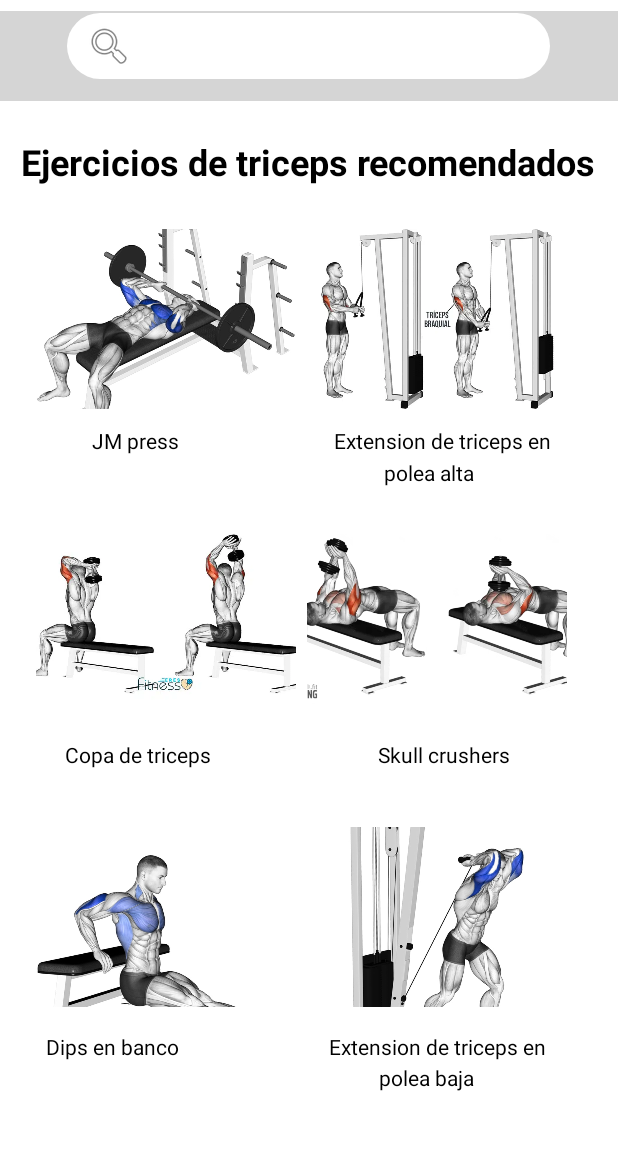
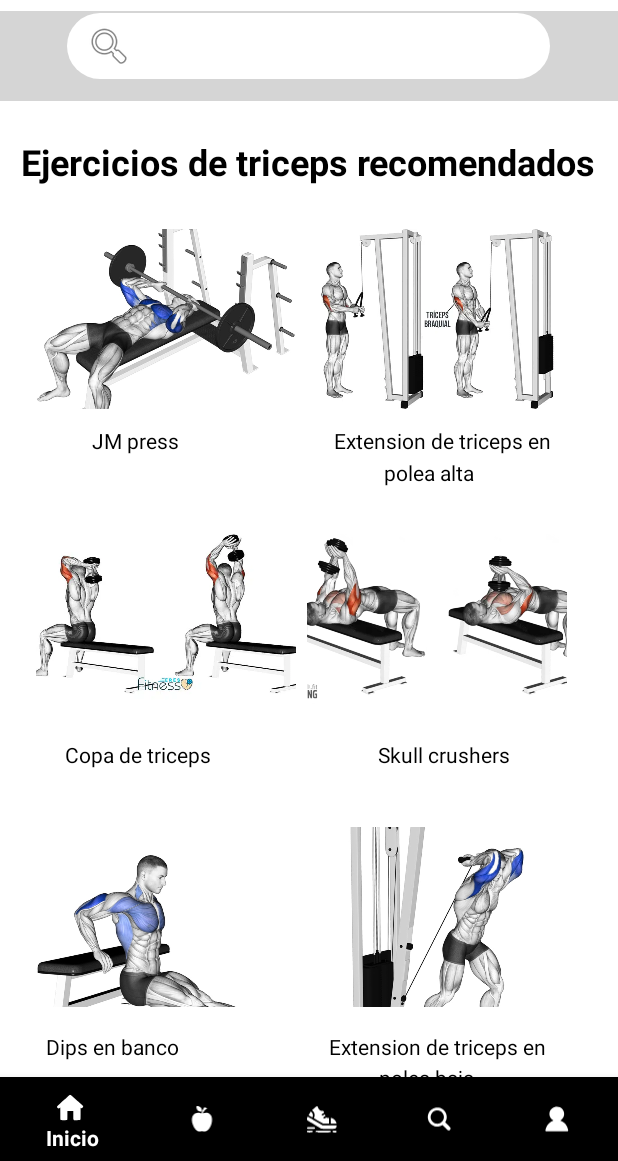
Before and after one commit to naanita3/FitPlanner-E1, an Android app: the PantallaTriceps screen opened directly, with no data from a screen before it, on a phone screen of 412 x 824 dp, the part 75-1236 px from its top. Run offline under Robolectric (Android 15) with nearby library versions, the light colour scheme and no system bars.

Commit message:
biceps y triceps nav bar incluido

```diff
--- a/app/src/main/res/layout/activity_pantalla_triceps.xml
+++ b/app/src/main/res/layout/activity_pantalla_triceps.xml
@@ -75,7 +75,7 @@
         app:layout_constraintVertical_bias="0.075" />
 
     <ImageButton
-        android:id="@+id/tricepsjmpress"
+        android:id="@+id/tricepsjms"
         android:layout_width="173dp"
         android:layout_height="120dp"
         android:background="@color/white"
@@ -89,7 +89,7 @@
         app:srcCompat="@drawable/tricepsjmpress" />
 
     <ImageButton
-        android:id="@+id/tricepspoleabaja"
+        android:id="@+id/tricepspoleabaa"
         android:layout_width="173dp"
         android:layout_height="120dp"
         android:background="@color/white"
@@ -103,7 +103,7 @@
         app:srcCompat="@drawable/tricepspoleabaja" />
 
     <ImageButton
-        android:id="@+id/tricepsskull"
+        android:id="@+id/tricepsskul"
         android:layout_width="173dp"
         android:layout_height="120dp"
         android:background="@color/white"
@@ -117,7 +117,7 @@
         app:srcCompat="@drawable/tricepsskull" />
 
     <ImageButton
-        android:id="@+id/tricepscopa"
+        android:id="@+id/tricepscop"
         android:layout_width="173dp"
         android:layout_height="120dp"
         android:background="@color/white"
@@ -131,7 +131,7 @@
         app:srcCompat="@drawable/tricepscopa" />
 
     <ImageButton
-        android:id="@+id/tricepsdips"
+        android:id="@+id/tricepsdip"
         android:layout_width="173dp"
         android:layout_height="120dp"
         android:background="@color/white"
@@ -145,7 +145,7 @@
         app:srcCompat="@drawable/tricepsdips" />
 
     <ImageButton
-        android:id="@+id/tricepspoleaalte"
+        android:id="@+id/tricepspoleaal"
         android:layout_width="173dp"
         android:layout_height="120dp"
         android:background="@color/white"
@@ -278,6 +278,16 @@
         app:layout_constraintStart_toStartOf="parent"
         app:layout_constraintTop_toTopOf="parent"
         app:layout_constraintVertical_bias="0.415" />
-
+    <com.google.android.material.bottomnavigation.BottomNavigationView
+        android:id="@+id/bottomNavigationView"
+        android:layout_width="match_parent"
+        android:layout_height="wrap_content"
+        android:background="@color/black"
+        app:itemIconTint="@color/white"
+        app:itemTextColor="@color/white"
+        app:layout_constraintBottom_toBottomOf="parent"
+        app:layout_constraintLeft_toLeftOf="parent"
+        app:layout_constraintRight_toRightOf="parent"
+        app:menu="@menu/bottom_nav_menu" />
 
 </androidx.constraintlayout.widget.ConstraintLayout>
```
Also changed, not shown: app/src/main/res/layout/activity_pantalla_biceps.xml (+11 -1 lines), app/src/main/res/layout/activity_pantalla_brazo.xml (+11 -1 lines), app/src/main/res/layout/activity_pantalla_espalda.xml (+13 -3 lines), app/src/main/res/layout/activity_pantalla_pectoral.xml (+13 -3 lines).
